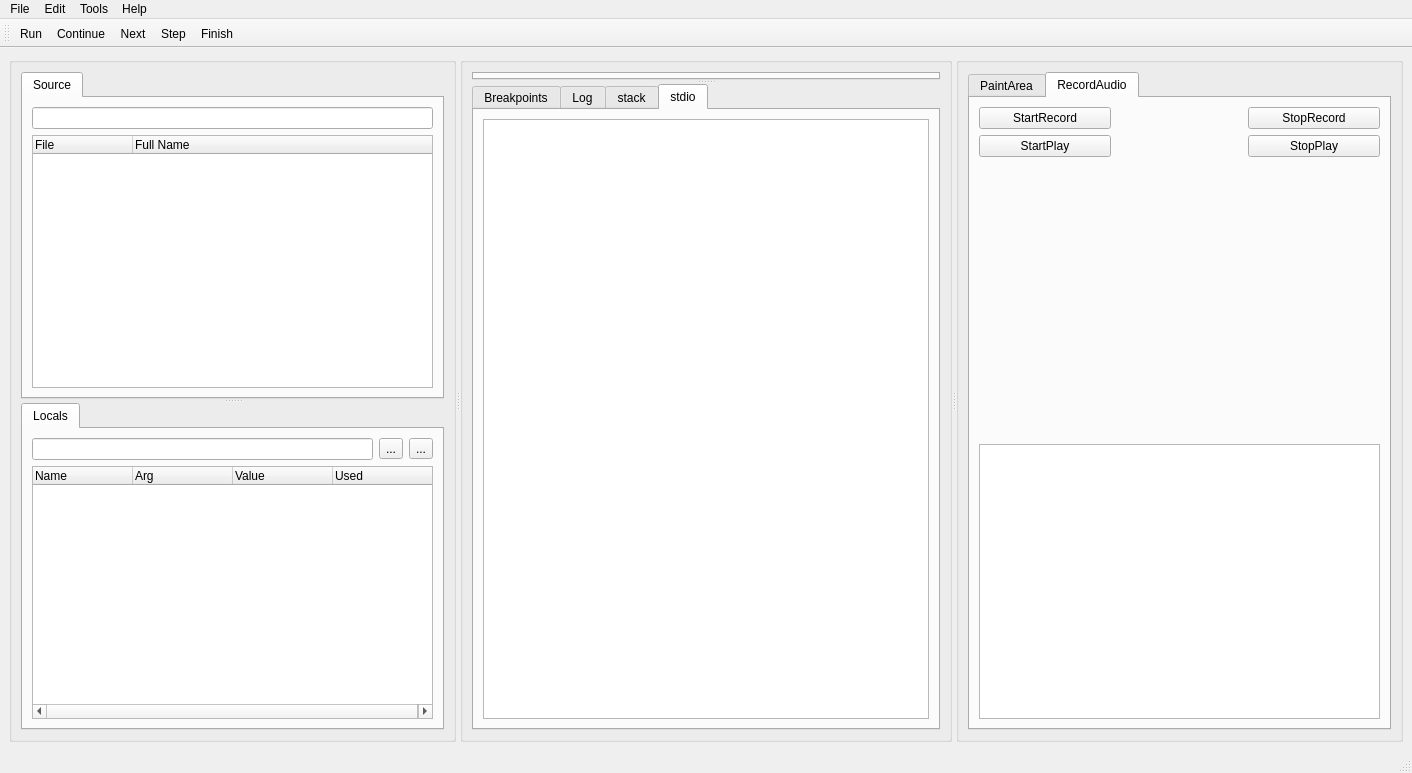
Old version of the form src/mainwindow.ui in the repository guofuwei/Course-Exercise-of-Software-Design.
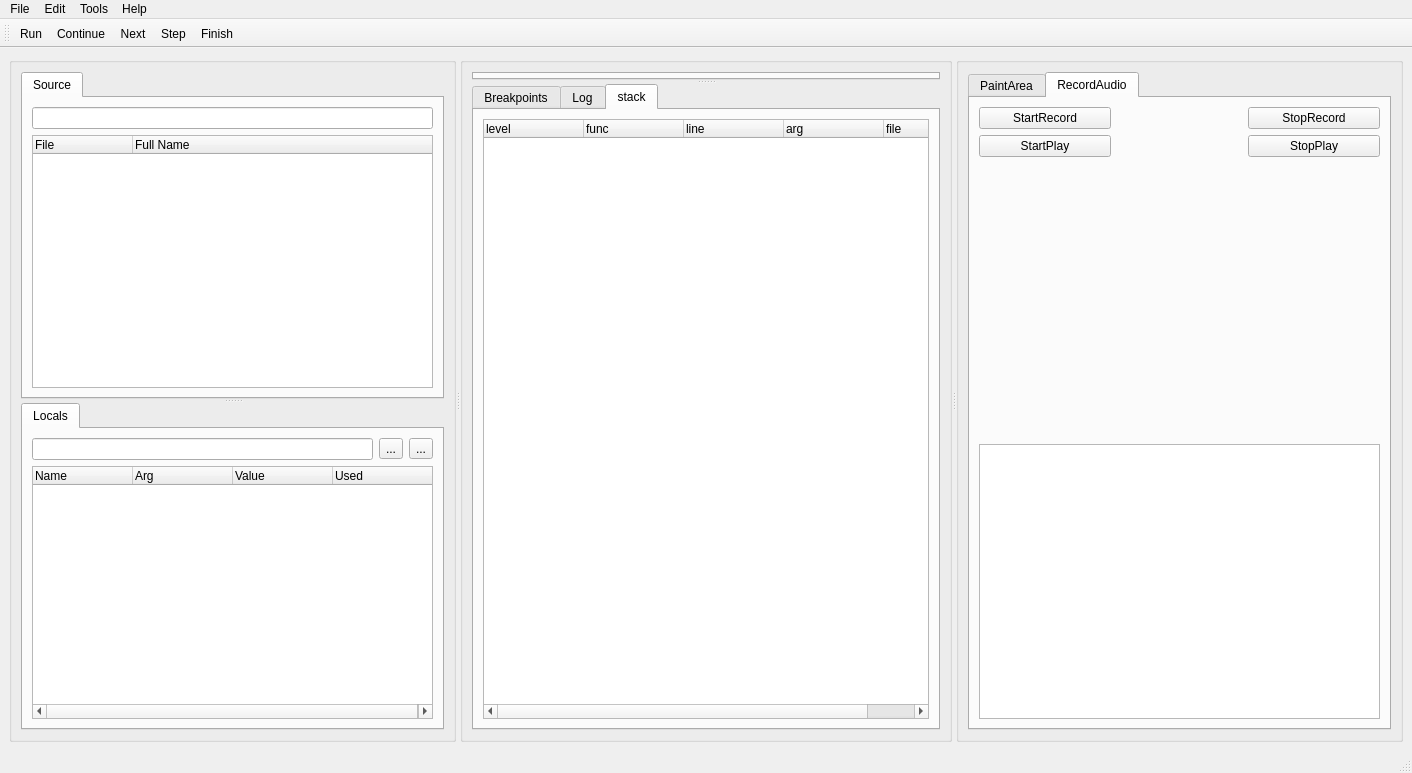
New version of the form. Icons and pictures are not drawn. Custom widgets are drawn as their Qt base class.

Diff of the .ui file:
```diff
--- a/src/mainwindow.ui
+++ b/src/mainwindow.ui
@@ -166,7 +166,7 @@
             </sizepolicy>
            </property>
            <property name="currentIndex">
-            <number>3</number>
+            <number>2</number>
            </property>
            <widget class="QWidget" name="breakpointsWidget">
             <attribute name="title">
@@ -351,16 +351,6 @@
              </item>
             </layout>
            </widget>
-           <widget class="QWidget" name="stdioWidget">
-            <attribute name="title">
-             <string>stdio</string>
-            </attribute>
-            <layout class="QGridLayout" name="gridLayout_3">
-             <item row="0" column="0">
-              <widget class="QPlainTextEdit" name="plainTextEditStdOut"/>
-             </item>
-            </layout>
-           </widget>
           </widget>
          </widget>
         </item>
```
